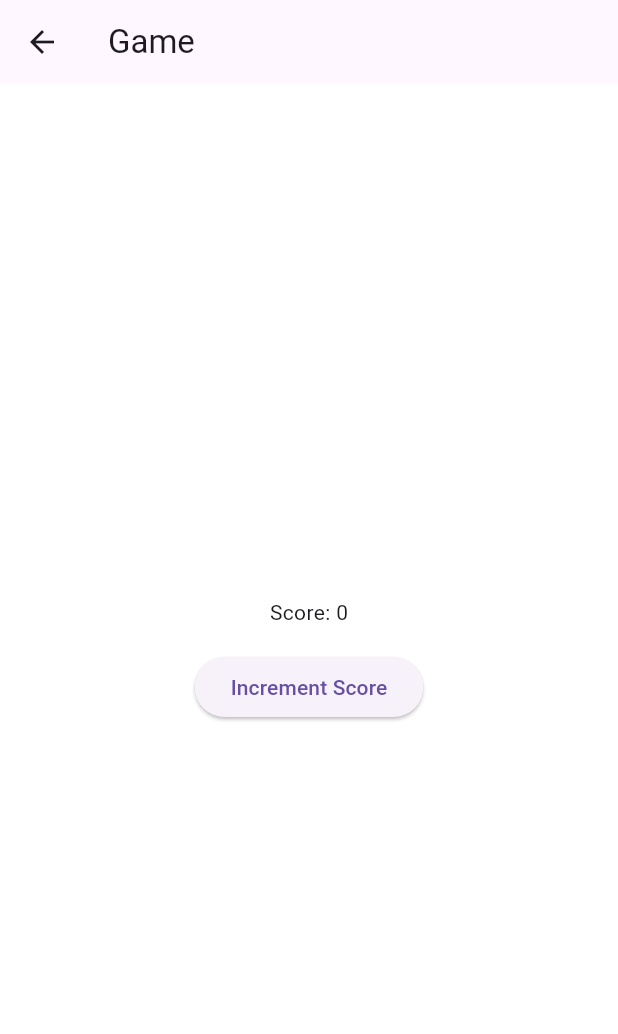
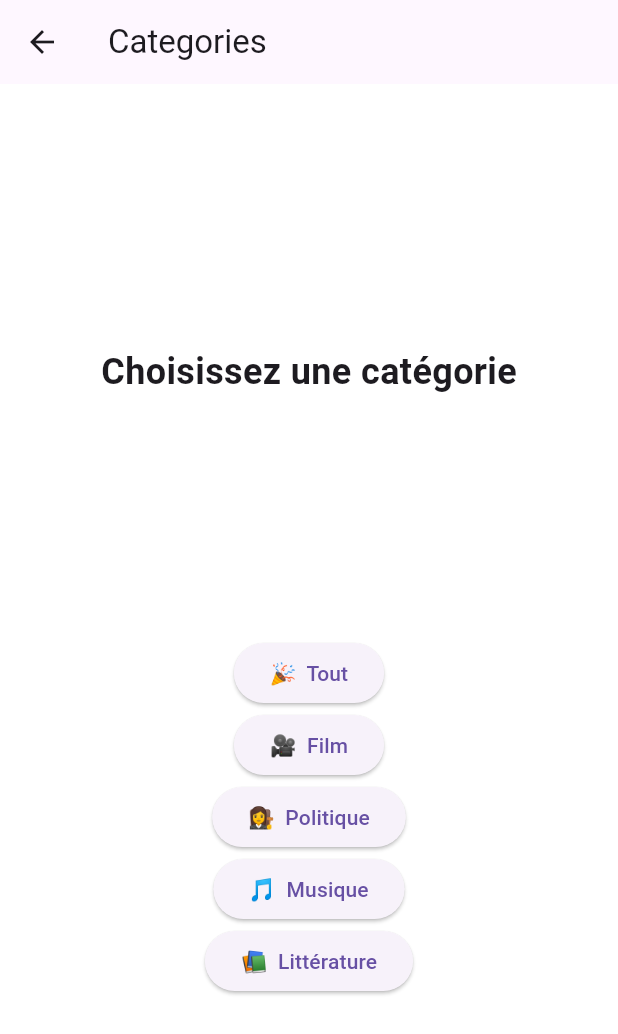
Before and after one commit to cpbr-dev/quotle_fl, a Flutter app: the screen it shows after launch, after a tap on "Play Game", on a phone screen of 412 x 824 dp. Shown: the top 1034 px of the screen. Run offline on Flutter 3.47's test engine with Material 2 defaults, Android fonts, the light colour scheme and no system bars; our stand-ins replace flutter_svg, shared_preferences; Roboto replaces fonts that are missing (Montserrat).

Commit message:
Fixed a bunch

```diff
--- a/lib/main.dart
+++ b/lib/main.dart
@@ -1,15 +1,25 @@
 import 'package:flutter/material.dart';
+import 'package:quotle/src/game/playing_screen.dart';
+import 'package:shared_preferences/shared_preferences.dart';
+
 import 'package:quotle/src/main_menu.dart';
 import 'package:quotle/src/settings/settings.dart';
-import 'package:quotle/src/game/game_screen.dart';
-
+import 'package:quotle/src/game/category_screen.dart';
 import 'package:quotle/src/theme/custom_theme.dart';
 
-void main() {
-  runApp(MyApp());
+void main() async {
+  WidgetsFlutterBinding.ensureInitialized();
+  SharedPreferences mainSharedPreferences =
+      await SharedPreferences.getInstance();
+  runApp(MyApp(mainSharedPreferences: mainSharedPreferences));
 }
 
 class MyApp extends StatefulWidget {
+  final SharedPreferences mainSharedPreferences;
+
+  const MyApp({Key? key, required this.mainSharedPreferences})
+      : super(key: key);
+
   @override
   _MyAppState createState() => _MyAppState();
 }
@@ -17,10 +27,23 @@ class MyApp extends StatefulWidget {
 class _MyAppState extends State<MyApp> {
   bool _isDarkMode = false;
 
+  @override
+  void initState() {
+    super.initState();
+    _loadTheme();
+  }
+
+  void _loadTheme() {
+    setState(() {
+      _isDarkMode = widget.mainSharedPreferences.getBool('isDarkMode') ?? false;
+    });
+  }
+
   void _updateTheme(bool isDarkMode) {
     setState(() {
       _isDarkMode = isDarkMode;
     });
+    widget.mainSharedPreferences.setBool('isDarkMode', isDarkMode);
   }
 
   @override
@@ -34,10 +57,12 @@ class _MyAppState extends State<MyApp> {
           body: MainMenu(),
         ),
         routes: {
-          '/game': (context) => GamePage(),
+          '/categories': (context) => CategorySelectPage(),
           '/settings': (context) => SettingsPage(
                 onThemeChanged: _updateTheme,
+                mainSharedPreferences: widget.mainSharedPreferences,
               ),
+          '/playing': (context) => PlayingPage(),
         });
   }
 }
--- /dev/null
+++ b/lib/src/game/category_screen.dart
@@ -0,0 +1,75 @@
+import 'package:flutter/material.dart';
+
+class CategorySelectPage extends StatefulWidget {
+  @override
+  _CategorySelectState createState() => _CategorySelectState();
+}
+
+class _CategorySelectState extends State<CategorySelectPage> {
+  @override
+  Widget build(BuildContext context) {
+    return Scaffold(
+      appBar: AppBar(
+        title: const Text('Categories'),
+      ),
+      body: Center(
+        child: Column(
+          mainAxisAlignment: MainAxisAlignment.spaceEvenly,
+          children: [
+            Column(
+              children: const [
+                SizedBox(height: 16),
+                Text(
+                  'Choisissez une catégorie',
+                  style: TextStyle(
+                    fontFamily: 'Montserrat',
+                    fontSize: 24,
+                    fontWeight: FontWeight.bold,
+                  ),
+                ),
+              ],
+            ),
+            Column(
+              mainAxisAlignment: MainAxisAlignment.spaceEvenly,
+              children: [
+                ElevatedButton(
+                  onPressed: () {
+                    Navigator.pushNamed(context, '/playing', arguments: 'all');
+                  },
+                  child: const Text('🎉  Tout'),
+                ),
+                ElevatedButton(
+                  onPressed: () {
+                    Navigator.pushNamed(context, '/playing', arguments: 'film');
+                  },
+                  child: const Text('🎥  Film'),
+                ),
+                ElevatedButton(
+                  onPressed: () {
+                    Navigator.pushNamed(context, '/playing',
+                        arguments: 'politics');
+                  },
+                  child: const Text('👩‍⚖️  Politique'),
+                ),
+                ElevatedButton(
+                  onPressed: () {
+                    Navigator.pushNamed(context, '/playing',
+                        arguments: 'music');
+                  },
+                  child: const Text('🎵  Musique'),
+                ),
+                ElevatedButton(
+                  onPressed: () {
+                    Navigator.pushNamed(context, '/playing',
+                        arguments: 'literature');
+                  },
+                  child: const Text('📚  Littérature'),
+                ),
+              ],
+            ),
+          ],
+        ),
+      ),
+    );
+  }
+}
--- a/lib/src/game/game_screen.dart
+++ b/lib/src/game/playing_screen.dart
@@ -1,18 +1,18 @@
 import 'package:flutter/material.dart';
 
-class GamePage extends StatefulWidget {
+class PlayingPage extends StatefulWidget {
   @override
-  _GamePageState createState() => _GamePageState();
+  _PlayingPageState createState() => _PlayingPageState();
 }
 
-class _GamePageState extends State<GamePage> {
+class _PlayingPageState extends State<PlayingPage> {
   int _score = 0;
 
   @override
   Widget build(BuildContext context) {
     return Scaffold(
       appBar: AppBar(
-        title: Text('Game'),
+        title: Text('Playing'),
       ),
       body: Center(
         child: Column(
--- a/lib/src/main_menu.dart
+++ b/lib/src/main_menu.dart
@@ -1,27 +1,79 @@
 import 'package:flutter/material.dart';
 import 'package:flutter_svg/flutter_svg.dart';
 
-class MainMenu extends StatelessWidget {
+class MainMenu extends StatefulWidget {
+  @override
+  _MainMenuState createState() => _MainMenuState();
+}
+
+class _MainMenuState extends State<MainMenu>
+    with SingleTickerProviderStateMixin {
+  bool _isTitle = true;
+  late AnimationController _controller;
+  late Animation<double> _animation;
+
+  @override
+  void initState() {
+    super.initState();
+
+    _controller = AnimationController(
+        duration: const Duration(milliseconds: 400), vsync: this);
+    _animation = Tween<double>(begin: 0, end: 1).animate(_controller);
+  }
+
+  void _toggleImage() {
+    setState(() {
+      _isTitle = !_isTitle;
+    });
+
+    if (_isTitle) {
+      _controller.reverse();
+    } else {
+      _controller.forward();
+    }
+  }
+
   @override
   Widget build(BuildContext context) {
     return Scaffold(
       body: Center(
         child: Column(
+          mainAxisAlignment: MainAxisAlignment.spaceEvenly,
+          children: [
+            RotationTransition(
+              turns: _animation,
+              child: GestureDetector(
+                onTap: _toggleImage,
+                child: SvgPicture.asset(
+                  _isTitle
+                      ? 'assets/svg/app_title.svg'
+                      : 'assets/svg/app_logo.svg',
+                  width: 200,
+                  height: 87,
+                  colorFilter: ColorFilter.mode(
+                    Theme.of(context).colorScheme.inverseSurface,
+                    BlendMode.srcIn,
+                  ),
+                ),
+              ),
+            ),
+            Column(
               mainAxisAlignment: MainAxisAlignment.center,
               children: [
-            SvgPicture.asset("assets/icons/title_logo.svg"),
                 ElevatedButton(
                   onPressed: () {
-                Navigator.pushNamed(context, '/game');
+                    Navigator.pushNamed(context, '/categories');
                   },
-              child: Text('Play Game'),
+                  child: const Text('Play Game'),
                 ),
-            SizedBox(height: 16),
+                const SizedBox(height: 10),
                 ElevatedButton(
                   onPressed: () {
                     Navigator.pushNamed(context, '/settings');
                   },
-              child: Text('Settings'),
+                  child: const Text('Settings'),
+                ),
+              ],
             ),
           ],
         ),
```
Also changed, not shown: lib/src/settings/settings.dart (+20 -3 lines), pubspec.yaml (+5 -2 lines), assets/svg/app_logo.svg, pubspec.lock, 2 other files. Lines whose indentation alone changed are shown as unchanged.
